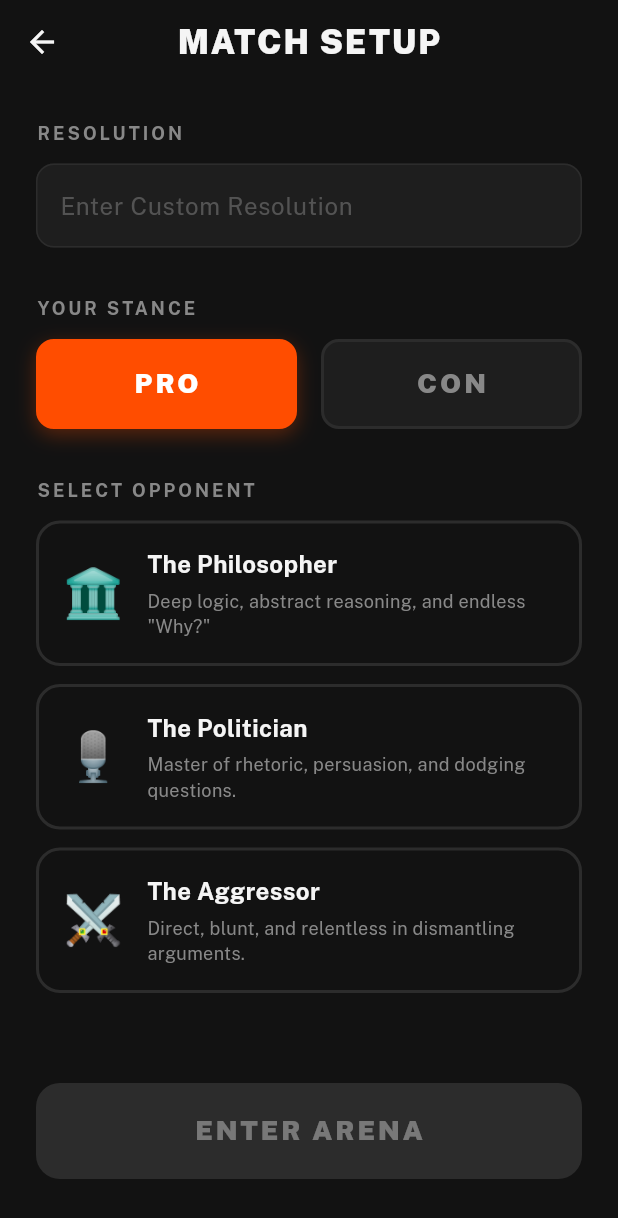
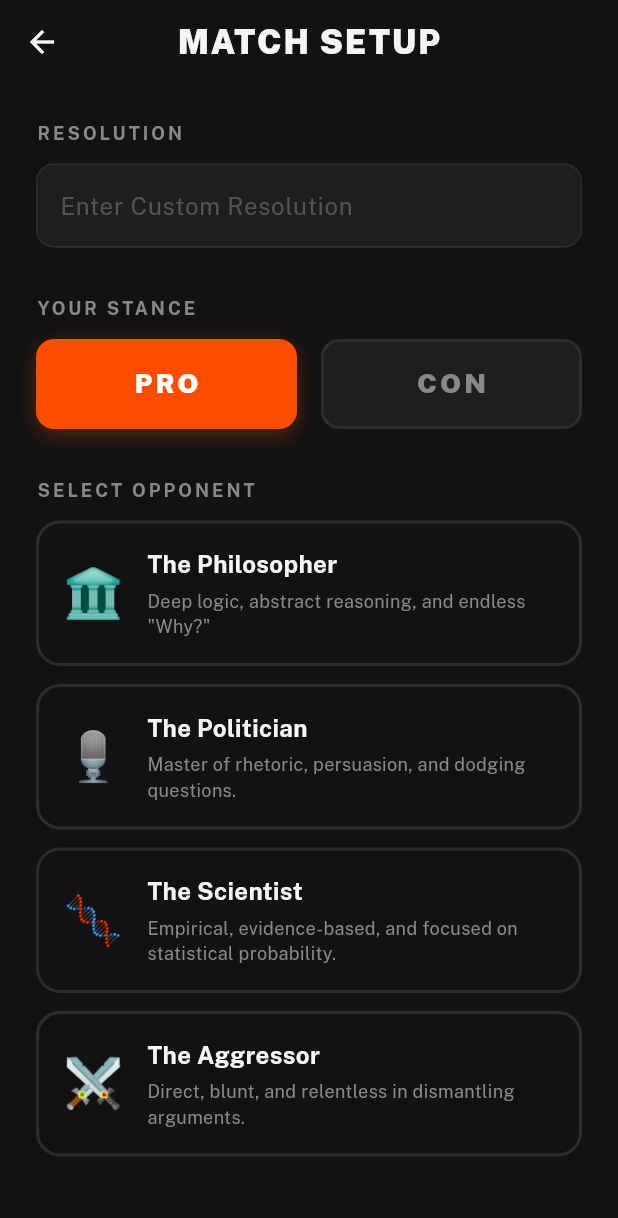
Before and after one commit to Abdulrehman0911/DebateME, a Flutter app: the PreGameScreen screen opened directly, on a phone screen of 412 x 824 dp. Shown: the top 1218 px of the screen. Run offline on Flutter 3.47's test engine with Material 3 defaults, Android fonts, the phone set to English and light mode, and no system bars; our stand-ins replace google_fonts.

Commit message:
feat: add The Scientist persona to AI opponents

```diff
--- a/lib/features/match_setup/pre_game_screen.dart
+++ b/lib/features/match_setup/pre_game_screen.dart
@@ -25,6 +25,11 @@ class _PreGameScreenState extends State<PreGameScreen> {
       'name': 'The Politician',
       'description': 'Master of rhetoric, persuasion, and dodging questions.',
       'icon': '🎙️',
+    },
+    {
+      'name': 'The Scientist',
+      'description': 'Empirical, evidence-based, and focused on statistical probability.',
+      'icon': '🧬',
     },
     {
       'name': 'The Aggressor',
```
Also changed, not shown: 1 other file.
